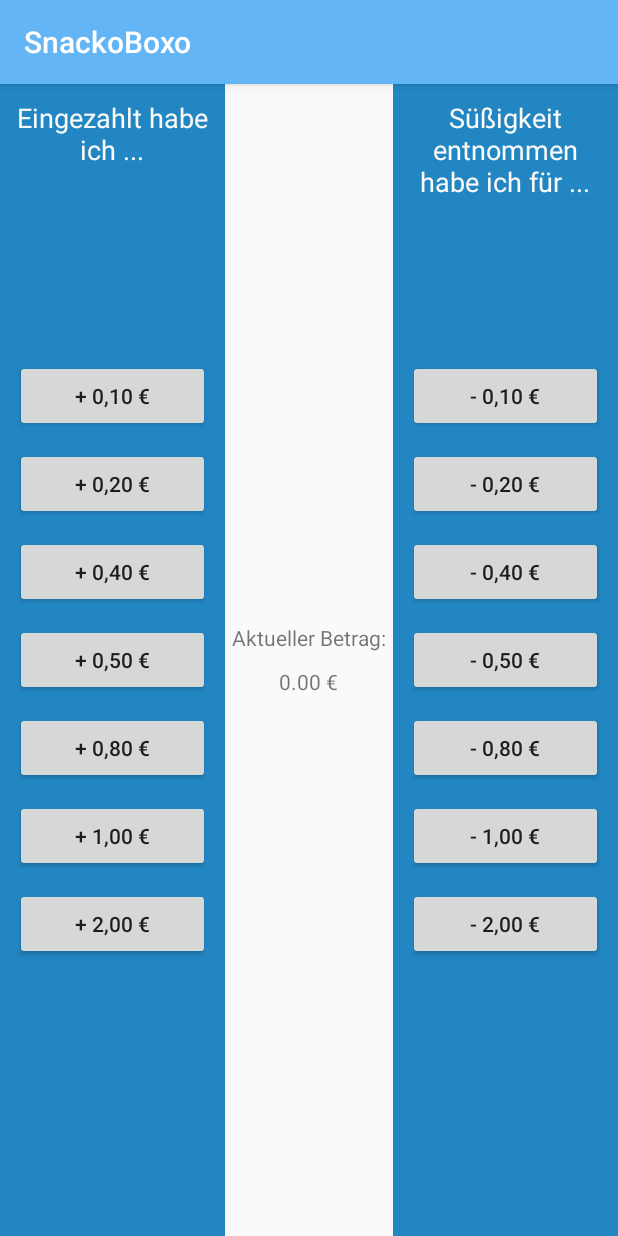
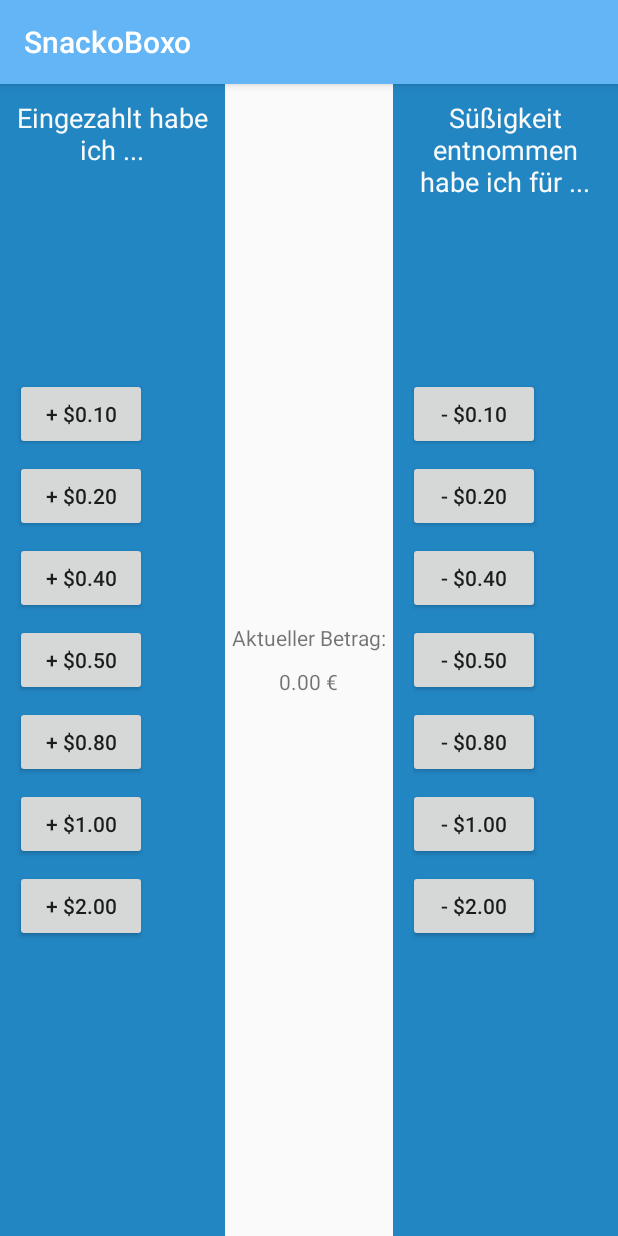
Before and after one commit to hauke96/SnackoBoxo, an Android app: the screen it shows after launch (MainActivity), on a phone screen of 412 x 824 dp. Run offline under Robolectric (Android 15) with nearby library versions, the phone set to English and light mode, and no system bars.

Commit message:
Generate buttons programmatically from list of integers

```diff
--- a/app/src/main/java/de/hauke_stieler/snackoboxo/MainActivity.java
+++ b/app/src/main/java/de/hauke_stieler/snackoboxo/MainActivity.java
@@ -3,17 +3,27 @@ package de.hauke_stieler.snackoboxo;
 import android.content.SharedPreferences;
 import android.os.Bundle;
 import android.support.v7.app.AppCompatActivity;
+import android.util.TypedValue;
+import android.view.ViewGroup;
 import android.widget.Button;
+import android.widget.LinearLayout;
 import android.widget.TextView;
+
+import java.text.NumberFormat;
+import java.util.ArrayList;
+import java.util.List;
 
 /**
  * Created by hauke on 25.04.18.
- *
+ * <p>
  * The app has only this activity, that's why it's called "MainActivity" ;)
  */
 public class MainActivity extends AppCompatActivity {
 
     IPaymentService _paymentService;
+
+    List<Integer> _moneyValues;
+    private LinearLayout.LayoutParams _buttonLayoutParams;
 
     @Override
     protected void onCreate(Bundle savedInstanceState) {
@@ -22,26 +32,58 @@ public class MainActivity extends AppCompatActivity {
         _paymentService = new PaymentServiceImpl(sharedPreference);
         _paymentService.DepositChangedEvent.add(value -> updateView(value));
 
+        //TODO read these from shared preferences. Create a service to access these (which handles default values etc.)
+        _moneyValues = new ArrayList<>();
+        _moneyValues.add(10);
+        _moneyValues.add(20);
+        _moneyValues.add(40);
+        _moneyValues.add(50);
+        _moneyValues.add(80);
+        _moneyValues.add(100);
+        _moneyValues.add(200);
+
+        _buttonLayoutParams = new LinearLayout.LayoutParams(ViewGroup.LayoutParams.WRAP_CONTENT, ViewGroup.LayoutParams.WRAP_CONTENT);
+        _buttonLayoutParams.setMargins(0, toPx(5), 0, toPx(5));
+
         super.onCreate(savedInstanceState);
         setContentView(R.layout.activity_main);
 
+        for (int value : _moneyValues) {
+            addDepositButton(value);
+            addBuyForButton(value);
+        }
+
         updateView(_paymentService.getDeposit());
+    }
 
-        this.<Button>findViewById(R.id.Deposit10CentButton).setOnClickListener(v -> deposit(10));
-        this.<Button>findViewById(R.id.Deposit20CentButton).setOnClickListener(v -> deposit(20));
-        this.<Button>findViewById(R.id.Deposit40CentButton).setOnClickListener(v -> deposit(40));
-        this.<Button>findViewById(R.id.Deposit50CentButton).setOnClickListener(v -> deposit(50));
-        this.<Button>findViewById(R.id.Deposit80CentButton).setOnClickListener(v -> deposit(80));
-        this.<Button>findViewById(R.id.Deposit1EuroButton).setOnClickListener(v -> deposit(100));
-        this.<Button>findViewById(R.id.Deposit2EuroButton).setOnClickListener(v -> deposit(200));
+    private void addDepositButton(int cents) {
+        Button button = new Button(this);
+        button.setLayoutParams(_buttonLayoutParams);
+        button.setText("+ " + toCurrencyString(cents));
+        button.setOnClickListener(v -> deposit(cents));
 
-        this.<Button>findViewById(R.id.BuyFor10CentButton).setOnClickListener(v -> buy(10));
-        this.<Button>findViewById(R.id.BuyFor20CentButton).setOnClickListener(v -> buy(20));
-        this.<Button>findViewById(R.id.BuyFor40CentButton).setOnClickListener(v -> buy(40));
-        this.<Button>findViewById(R.id.BuyFor50CentButton).setOnClickListener(v -> buy(50));
-        this.<Button>findViewById(R.id.BuyFor80CentButton).setOnClickListener(v -> buy(80));
-        this.<Button>findViewById(R.id.BuyFor1EuroButton).setOnClickListener(v -> buy(100));
-        this.<Button>findViewById(R.id.BuyFor2EuroButton).setOnClickListener(v -> buy(200));
+        this.<LinearLayout>findViewById(R.id.DepositButtonLayout).addView(button);
+    }
+
+    private void addBuyForButton(int cents) {
+        Button button = new Button(this);
+        button.setLayoutParams(_buttonLayoutParams);
+        button.setText("- " + toCurrencyString(cents));
+        button.setOnClickListener(v -> buy(cents));
+
+        this.<LinearLayout>findViewById(R.id.BuyForButtonLayout).addView(button);
+    }
+
+    private String toCurrencyString(int cents) {
+        NumberFormat formatter = NumberFormat.getCurrencyInstance();
+        return formatter.format(cents / 100.0);
+    }
+
+    private int toPx(int dpValue) {
+        return (int) TypedValue.applyDimension(
+                TypedValue.COMPLEX_UNIT_PX,
+                dpValue,
+                getResources().getDisplayMetrics());
     }
 
     private void deposit(int cent) {
--- a/app/src/main/res/layout/activity_main.xml
+++ b/app/src/main/res/layout/activity_main.xml
@@ -8,7 +8,7 @@
     tools:context="de.hauke_stieler.snackoboxo.MainActivity">
 
     <RelativeLayout
-        android:id="@+id/DepositButtonsLayout"
+        android:id="@+id/DepositLayout"
         android:layout_width="150dp"
         android:layout_height="match_parent"
         android:layout_alignParentLeft="true"
@@ -27,60 +27,12 @@
             android:textSize="18sp" />
 
         <LinearLayout
+            android:id="@+id/DepositButtonLayout"
             android:layout_width="match_parent"
             android:layout_height="wrap_content"
             android:layout_centerVertical="true"
             android:orientation="vertical"
             android:paddingHorizontal="10dp">
-
-            <Button
-                android:id="@+id/Deposit10CentButton"
-                android:layout_width="match_parent"
-                android:layout_height="wrap_content"
-                android:layout_marginVertical="5dp"
-                android:text="+ 0,10 €" />
-
-            <Button
-                android:id="@+id/Deposit20CentButton"
-                android:layout_width="match_parent"
-                android:layout_height="wrap_content"
-                android:layout_marginVertical="5dp"
-                android:text="+ 0,20 €" />
-
-            <Button
-                android:id="@+id/Deposit40CentButton"
-                android:layout_width="match_parent"
-                android:layout_height="wrap_content"
-                android:layout_marginVertical="5dp"
-                android:text="+ 0,40 €" />
-
-            <Button
-                android:id="@+id/Deposit50CentButton"
-                android:layout_width="match_parent"
-                android:layout_height="wrap_content"
-                android:layout_marginVertical="5dp"
-                android:text="+ 0,50 €" />
-
-            <Button
-                android:id="@+id/Deposit80CentButton"
-                android:layout_width="match_parent"
-                android:layout_height="wrap_content"
-                android:layout_marginVertical="5dp"
-                android:text="+ 0,80 €" />
-
-            <Button
-                android:id="@+id/Deposit1EuroButton"
-                android:layout_width="match_parent"
-                android:layout_height="wrap_content"
-                android:layout_marginVertical="5dp"
-                android:text="+ 1,00 €" />
-
-            <Button
-                android:id="@+id/Deposit2EuroButton"
-                android:layout_width="match_parent"
-                android:layout_height="wrap_content"
-                android:layout_marginVertical="5dp"
-                android:text="+ 2,00 €" />
 
         </LinearLayout>
 
@@ -90,10 +42,10 @@
         android:layout_width="match_parent"
         android:layout_height="match_parent"
         android:layout_centerVertical="true"
-        android:layout_toEndOf="@+id/DepositButtonsLayout"
-        android:layout_toLeftOf="@+id/BuyForButtonsLayout"
-        android:layout_toRightOf="@+id/DepositButtonsLayout"
-        android:layout_toStartOf="@+id/BuyForButtonsLayout">
+        android:layout_toEndOf="@+id/DepositLayout"
+        android:layout_toLeftOf="@+id/BuyForLayout"
+        android:layout_toRightOf="@+id/DepositLayout"
+        android:layout_toStartOf="@+id/BuyForLayout">
 
         <RelativeLayout
             android:layout_width="wrap_content"
@@ -123,7 +75,7 @@
     </RelativeLayout>
 
     <RelativeLayout
-        android:id="@+id/BuyForButtonsLayout"
+        android:id="@+id/BuyForLayout"
         android:layout_width="150dp"
         android:layout_height="match_parent"
         android:layout_alignParentRight="true"
@@ -142,61 +94,13 @@
             android:textSize="18sp" />
 
         <LinearLayout
+            android:id="@+id/BuyForButtonLayout"
             android:layout_width="match_parent"
             android:layout_height="wrap_content"
             android:layout_centerVertical="true"
             android:orientation="vertical"
             android:paddingHorizontal="10dp">
 
-            <Button
-                android:id="@+id/BuyFor10CentButton"
-                android:layout_width="match_parent"
-                android:layout_height="wrap_content"
-                android:layout_marginVertical="5dp"
-                android:text="- 0,10 €" />
-
-            <Button
-                android:id="@+id/BuyFor20CentButton"
-                android:layout_width="match_parent"
-                android:layout_height="wrap_content"
-                android:layout_marginVertical="5dp"
-                android:text="- 0,20 €" />
-
-            <Button
-                android:id="@+id/BuyFor40CentButton"
-                android:layout_width="match_parent"
-                android:layout_height="wrap_content"
-                android:layout_marginVertical="5dp"
-                android:text="- 0,40 €" />
-
-            <Button
-                android:id="@+id/BuyFor50CentButton"
-                android:layout_width="match_parent"
-                android:layout_height="wrap_content"
-                android:layout_marginVertical="5dp"
-                android:text="- 0,50 €" />
-
-            <Button
-                android:id="@+id/BuyFor80CentButton"
-                android:layout_width="match_parent"
-                android:layout_height="wrap_content"
-                android:layout_marginVertical="5dp"
-                android:text="- 0,80 €" />
-
-            <Button
-                android:id="@+id/BuyFor1EuroButton"
-                android:layout_width="match_parent"
-                android:layout_height="wrap_content"
-                android:layout_marginVertical="5dp"
-                android:text="- 1,00 €" />
-
-            <Button
-                android:id="@+id/BuyFor2EuroButton"
-                android:layout_width="match_parent"
-                android:layout_height="wrap_content"
-                android:layout_marginVertical="5dp"
-                android:text="- 2,00 €" />
-
         </LinearLayout>
 
     </RelativeLayout>
```
